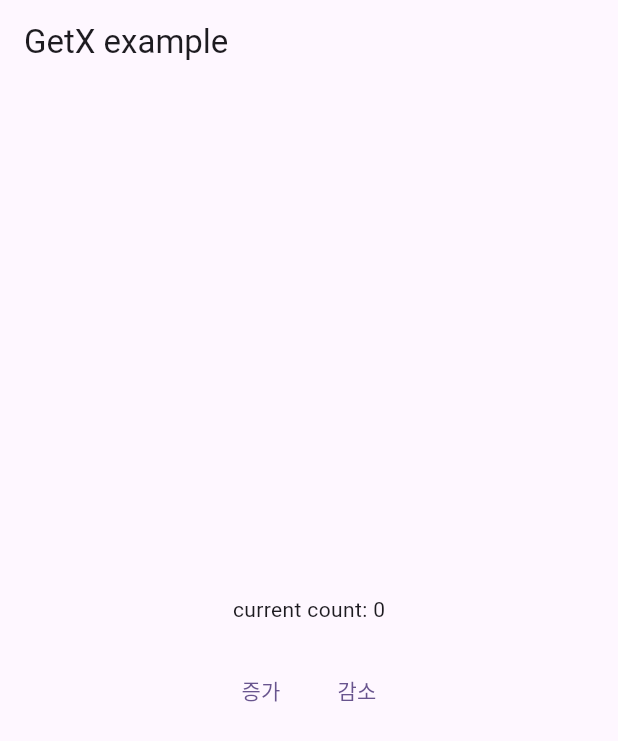
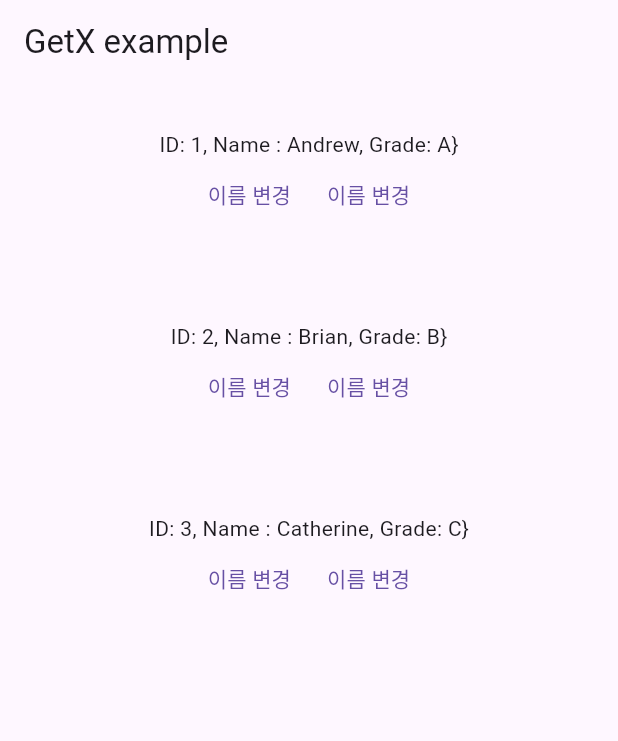
Before and after one commit to letelumiere/flutter-practice-legacy, a Flutter app: the screen it shows after launch, on a phone screen of 412 x 824 dp. Shown: the top 741 px of the screen. Run offline on Flutter 3.47's test engine with Material 3 defaults, Android fonts, the light colour scheme and no system bars; our stand-ins replace flutter_riverpod, get, get_it, rxdart.

Commit message:
lecture 27 - getX reaticeX

```diff
--- a/get_x_project/lib/main.dart
+++ b/get_x_project/lib/main.dart
@@ -1,50 +1,56 @@
 import 'package:flutter/material.dart';
 import 'package:get/get.dart';
-import 'package:get_x_project/countController.dart';
+import 'package:get_x_project/studentController.dart';
 
 void main() {
-  runApp(const MyApp());
+  runApp(MyApp());
 }
 
 class MyApp extends StatelessWidget {
-  const MyApp({super.key});
+  MyApp({super.key});
+
+  final StudentController _con = Get.put(StudentController()); // Dependency Injection
 
   @override
   Widget build(BuildContext context) {
-    return MaterialApp(
-      title: 'Flutter Demo',
+    return GetMaterialApp(
+      title: 'GetX Demo',
       theme: ThemeData(
-        colorScheme: ColorScheme.fromSeed(seedColor: Colors.deepPurple),
-        useMaterial3: true,
+        primarySwatch: Colors.blue,
       ),
       home: Scaffold(
         appBar: AppBar(
           title: const Text("GetX example"),
         ),
-        body: Center(
+        body: ListView.builder(
+          itemCount: _con.studentList.length,
+          itemBuilder: (BuildContext context, int index){
+            return Container(
+              margin: const EdgeInsets.all(15),
+              padding: const EdgeInsets.all(15),
               child: Column(
-            mainAxisAlignment: MainAxisAlignment.center,
                 children: [
-              GetBuilder<CounController>(
-                init: CounController(),
-                builder: (_) => Text("current count: ${Get.find<CounController>().counter}"),
+                  GetX<StudentController>(
+                    builder: (_) => Text(
+                      "ID: ${_con.studentList[index]().studentId}, Name : ${_con.studentList[index]().studentName}, Grade: ${_con.studentList[index]().studentGrade}}"),
                   ),
-              const SizedBox(height: 20),
                   Row(
                     mainAxisAlignment: MainAxisAlignment.center,
                     children: [
                       TextButton(
-                    onPressed: () => Get.find<CounController>().increase(),
-                    child: const Text("증가"),
+                        onPressed: () => _con.updateStudentName(_con.newStudentNames[index], index),
+                        child: const Text("이름 변경"),
                       ),
                       TextButton(
-                    onPressed: () => Get.find<CounController>().decrease(),
-                    child: const Text("감소"),
+                        onPressed: () => _con.updateStudentgrade(_con.newStudentGrades[index], index),
+                        child: const Text("이름 변경"),
+                      ),
+                    ],
                   ),
                 ],
               )
-            ],
-          ),
+            );
+          }
         ),
       ),
     );
--- /dev/null
+++ b/get_x_project/lib/studentController.dart
@@ -0,0 +1,25 @@
+import 'package:get/get.dart';
+import 'studentModel.dart';
+
+class StudentController extends GetxController{
+  RxList<Rx<Student>> studentList = [
+    Student(studentId: 1, studentName: "Andrew", studentGrade: "A").obs,
+    Student(studentId: 2, studentName: "Brian", studentGrade: "B").obs,
+    Student(studentId: 3, studentName: "Catherine", studentGrade: "C").obs,
+  ].obs;
+
+  List<String> newStudentNames = ["Andrew2", "Brian2", "Catherine2"];
+  List<String> newStudentGrades = ["A+", "B+", "C+"];
+
+  void updateStudentName(String name, int index){
+    studentList[index].update((val) {
+      val?.studentName = name;
+    });
+  }
+
+  void updateStudentgrade(String grade, int index){
+    studentList[index].update((val) {
+      val?.studentGrade = grade;
+    });
+  }
+}
--- /dev/null
+++ b/get_x_project/lib/studentModel.dart
@@ -0,0 +1,7 @@
+class Student{
+  int studentId;
+  String studentName;
+  String studentGrade;
+
+  Student({this.studentId = 0, this.studentName="", this.studentGrade= ""});
+}
```
Also changed, not shown: 1 other file. Lines whose indentation alone changed are shown as unchanged.
